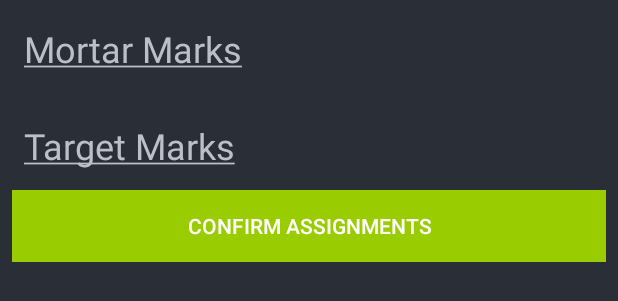
After one commit to lesniakbj/AndroidMortarCalculator, an Android app: the layout assign_points_layout.xml on its own in the app's theme, with its tools: preview values and no code run, on a phone screen of 412 x 824 dp. The commit adds this screen. Shown: the top 301 px of the screen. Run offline under Robolectric (Android 15) with nearby library versions, the phone set to English and light mode, and no system bars; network calls fail.

Commit message:
Added Assignment of Targets
Close to being done at this point, all we have to do is the assignment
of points, and the math for that portion as well.

```diff
--- a/SquadAndroidCalculator/app/src/main/java/com/squadfinder/brend/squadandroidcalculator/activity/MainActivity.java
+++ b/SquadAndroidCalculator/app/src/main/java/com/squadfinder/brend/squadandroidcalculator/activity/MainActivity.java
@@ -18,6 +18,7 @@ import com.android.volley.VolleyError;
 import com.google.gson.Gson;
 import com.google.gson.reflect.TypeToken;
 import com.squadfinder.brend.squadandroidcalculator.R;
+import com.squadfinder.brend.squadandroidcalculator.activity.base.BaseActivity;
 import com.squadfinder.brend.squadandroidcalculator.adapter.SquadMapListViewAdapter;
 import com.squadfinder.brend.squadandroidcalculator.domain.SquadMap;
 import com.squadfinder.brend.squadandroidcalculator.listener.ListViewMapListener;
--- a/SquadAndroidCalculator/app/src/main/java/com/squadfinder/brend/squadandroidcalculator/activity/BaseActivity.java
+++ b/SquadAndroidCalculator/app/src/main/java/com/squadfinder/brend/squadandroidcalculator/activity/base/BaseActivity.java
@@ -1,4 +1,4 @@
-package com.squadfinder.brend.squadandroidcalculator.activity;
+package com.squadfinder.brend.squadandroidcalculator.activity.base;
 
 import android.app.Activity;
 import android.os.Bundle;
--- a/SquadAndroidCalculator/app/src/main/java/com/squadfinder/brend/squadandroidcalculator/activity/MapDetailActivity.java
+++ b/SquadAndroidCalculator/app/src/main/java/com/squadfinder/brend/squadandroidcalculator/activity/map/MapDetailActivity.java
@@ -1,4 +1,4 @@
-package com.squadfinder.brend.squadandroidcalculator.activity;
+package com.squadfinder.brend.squadandroidcalculator.activity.map;
 
 import android.app.Activity;
 import android.content.Intent;
@@ -14,6 +14,8 @@ import android.widget.ScrollView;
 import android.widget.TextView;
 
 import com.squadfinder.brend.squadandroidcalculator.R;
+import com.squadfinder.brend.squadandroidcalculator.activity.points.AssignTargetsActivity;
+import com.squadfinder.brend.squadandroidcalculator.activity.points.EditPointsActivity;
 import com.squadfinder.brend.squadandroidcalculator.application.MortarCalculatorApplication;
 import com.squadfinder.brend.squadandroidcalculator.domain.SquadMap;
 import com.squadfinder.brend.squadandroidcalculator.listener.ImageGestureDetector;
--- a/SquadAndroidCalculator/app/src/main/java/com/squadfinder/brend/squadandroidcalculator/activity/MapDetailEditActivity.java
+++ b/SquadAndroidCalculator/app/src/main/java/com/squadfinder/brend/squadandroidcalculator/activity/map/MapDetailEditActivity.java
@@ -1,8 +1,7 @@
-package com.squadfinder.brend.squadandroidcalculator.activity;
+package com.squadfinder.brend.squadandroidcalculator.activity.map;
 
 import android.app.Activity;
 import android.content.Intent;
-import android.graphics.drawable.Drawable;
 import android.os.Bundle;
 import android.os.Handler;
 import android.util.Log;
@@ -25,7 +24,6 @@ import com.squadfinder.brend.squadandroidcalculator.domain.calc.MarkPoint;
 import com.squadfinder.brend.squadandroidcalculator.listener.ImageGestureDetector;
 import com.squadfinder.brend.squadandroidcalculator.listener.ImageTouchListener;
 import com.squadfinder.brend.squadandroidcalculator.view.OuterHorizontalScrollView;
-import com.squareup.picasso.Picasso;
 
 /**
  * Created by brend on 3/10/2018.
--- a/SquadAndroidCalculator/app/src/main/java/com/squadfinder/brend/squadandroidcalculator/adapter/MarkPointListViewAdapter.java
+++ b/SquadAndroidCalculator/app/src/main/java/com/squadfinder/brend/squadandroidcalculator/adapter/MarkPointListViewAdapter.java
@@ -9,6 +9,7 @@ import android.widget.TextView;
 
 import com.squadfinder.brend.squadandroidcalculator.R;
 import com.squadfinder.brend.squadandroidcalculator.domain.calc.MarkPoint;
+import com.squadfinder.brend.squadandroidcalculator.listener.ListViewMarkPointDragListener;
 
 import java.util.List;
 
@@ -45,6 +46,7 @@ public class MarkPointListViewAdapter extends ArrayAdapter<MarkPoint> {
         viewHolder.getMarkPointCoordinatesTextView().setText(String.format("Image Coordinates: %s", markPoints.get(i).getPointCoordinates().toString()));
         viewHolder.getMarkPointGridTextView().setText(String.format("Grid: %s", "NO GRID YET"));
 
+        rowView.setOnDragListener(new ListViewMarkPointDragListener(context, markPoints.get(i)));
         return rowView;
     }
 
--- a/SquadAndroidCalculator/app/src/main/java/com/squadfinder/brend/squadandroidcalculator/adapter/SquadMapListViewAdapter.java
+++ b/SquadAndroidCalculator/app/src/main/java/com/squadfinder/brend/squadandroidcalculator/adapter/SquadMapListViewAdapter.java
@@ -11,7 +11,6 @@ import android.widget.TextView;
 import com.bumptech.glide.Glide;
 import com.squadfinder.brend.squadandroidcalculator.R;
 import com.squadfinder.brend.squadandroidcalculator.domain.SquadMap;
-import com.squareup.picasso.Picasso;
 
 import java.util.List;
 
--- a/SquadAndroidCalculator/app/src/main/java/com/squadfinder/brend/squadandroidcalculator/listener/ImageGestureDetector.java
+++ b/SquadAndroidCalculator/app/src/main/java/com/squadfinder/brend/squadandroidcalculator/listener/ImageGestureDetector.java
@@ -10,9 +10,8 @@ import android.view.MotionEvent;
 import android.widget.ImageView;
 import android.widget.Toast;
 
-import com.squadfinder.brend.squadandroidcalculator.activity.AssignTargetsActivity;
-import com.squadfinder.brend.squadandroidcalculator.activity.MapDetailActivity;
-import com.squadfinder.brend.squadandroidcalculator.activity.MapDetailEditActivity;
+import com.squadfinder.brend.squadandroidcalculator.activity.map.MapDetailActivity;
+import com.squadfinder.brend.squadandroidcalculator.activity.map.MapDetailEditActivity;
 import com.squadfinder.brend.squadandroidcalculator.application.MortarCalculatorApplication;
 import com.squadfinder.brend.squadandroidcalculator.domain.calc.MarkPoint;
 import com.squadfinder.brend.squadandroidcalculator.domain.enums.PointType;
--- a/SquadAndroidCalculator/app/src/main/java/com/squadfinder/brend/squadandroidcalculator/listener/ListViewMapListener.java
+++ b/SquadAndroidCalculator/app/src/main/java/com/squadfinder/brend/squadandroidcalculator/listener/ListViewMapListener.java
@@ -6,7 +6,7 @@ import android.util.Log;
 import android.view.View;
 import android.widget.AdapterView;
 
-import com.squadfinder.brend.squadandroidcalculator.activity.MapDetailActivity;
+import com.squadfinder.brend.squadandroidcalculator.activity.map.MapDetailActivity;
 import com.squadfinder.brend.squadandroidcalculator.application.MortarCalculatorApplication;
 import com.squadfinder.brend.squadandroidcalculator.domain.SquadMap;
 
--- a/SquadAndroidCalculator/app/src/main/java/com/squadfinder/brend/squadandroidcalculator/listener/ListViewMarkPointListener.java
+++ b/SquadAndroidCalculator/app/src/main/java/com/squadfinder/brend/squadandroidcalculator/listener/ListViewMarkPointListener.java
@@ -6,7 +6,7 @@ import android.util.Log;
 import android.view.View;
 import android.widget.AdapterView;
 
-import com.squadfinder.brend.squadandroidcalculator.activity.MapDetailEditActivity;
+import com.squadfinder.brend.squadandroidcalculator.activity.map.MapDetailEditActivity;
 import com.squadfinder.brend.squadandroidcalculator.application.MortarCalculatorApplication;
 import com.squadfinder.brend.squadandroidcalculator.domain.calc.MarkPoint;
 
--- /dev/null
+++ b/SquadAndroidCalculator/app/src/main/res/layout/assign_points_layout.xml
@@ -0,0 +1,55 @@
+<?xml version="1.0" encoding="utf-8"?>
+<LinearLayout xmlns:android="http://schemas.android.com/apk/res/android"
+    xmlns:app="http://schemas.android.com/apk/res-auto"
+    android:layout_width="match_parent"
+    android:layout_height="match_parent"
+    android:background="@color/colorPrimary"
+    android:orientation="vertical">
+
+    <TextView
+        android:id="@+id/mortarHeader"
+        android:layout_width="wrap_content"
+        android:layout_height="wrap_content"
+        android:layout_marginStart="16dp"
+        android:layout_marginTop="16dp"
+        android:text="@string/str_mortars"
+        android:textAppearance="@style/TextAppearance.AppCompat.Headline"
+        android:textColor="@color/textDark" />
+
+    <com.squadfinder.brend.squadandroidcalculator.view.MaxHeightListView
+        android:id="@+id/mortarMarkListView"
+        android:layout_width="match_parent"
+        android:layout_height="wrap_content"
+        app:layout_constraintEnd_toEndOf="parent" />
+
+    <TextView
+        android:id="@+id/targetHeader"
+        android:layout_width="wrap_content"
+        android:layout_height="wrap_content"
+        android:layout_marginStart="16dp"
+        android:layout_marginTop="32dp"
+        android:text="@string/str_targets"
+        android:textAppearance="@style/TextAppearance.AppCompat.Headline"
+        android:textColor="@color/textDark" />
+
+    <com.squadfinder.brend.squadandroidcalculator.view.MaxHeightListView
+        android:id="@+id/targetMarkListView"
+        android:layout_width="match_parent"
+        android:layout_height="wrap_content" />
+
+    <LinearLayout
+        android:layout_width="match_parent"
+        android:layout_height="wrap_content"
+        android:orientation="horizontal"
+        android:layout_marginTop="5dp"
+        android:padding="8dp">
+        <Button
+            android:id="@+id/confirmAssignButton"
+            style="@style/Widget.AppCompat.Button.Colored"
+            android:layout_width="match_parent"
+            android:layout_height="wrap_content"
+            android:background="@color/colorLightGreen"
+            android:text="@string/str_btn_confirm_assign" />
+    </LinearLayout>
+
+</LinearLayout>
--- a/SquadAndroidCalculator/app/src/main/res/values/strings.xml
+++ b/SquadAndroidCalculator/app/src/main/res/values/strings.xml
@@ -1,25 +1,18 @@
 <resources>
-    <string name="app_name">SquadAndroidCalculator</string>
-
+    <string name="app_name">Squad Mortar Calculator</string>
     <string name="str_welcome">Welcome to Squad Finder\'s Mortar Calculator!</string>
-
     <string name="str_choose_map">Please choose your map below</string>
-
     <string name="str_calc_detail_title">Set mortar parameters using the map</string>
-
     <string name="str_btn_edit_points">Edit Points</string>
     <string name="str_btn_delete_point">Delete Point</string>
     <string name="str_btn_assing_targets">Assign Targets</string>
-
+    <string name="str_btn_confirm_assign">Confirm Assignments</string>
     <string name="str_ok">OK</string>
     <string name="str_loading">Loading…</string>
-
     <string name="str_mortars"><u>Mortar Marks</u></string>
     <string name="str_targets"><u>Target Marks</u></string>
-
     <string name="str_mark_edit_mode_title">Edit Mode</string>
     <string name="str_mark_edit_mode">You are in point edit mode, place your point to continue.</string>
-
     <string name="str_help_title">How to Use</string>
     <string name="str_help">
         Welcome to Squad Finder\'s Mortar Calculator. Usage of this app is fairly simple, allowing
```
Also changed, not shown: SquadAndroidCalculator/app/src/main/AndroidManifest.xml (+4 -4 lines), SquadAndroidCalculator/app/src/main/java/com/squadfinder/brend/squadandroidcalculator/activity/AssignTargetsActivity.java (deleted, +0 -19 lines), SquadAndroidCalculator/app/src/main/java/com/squadfinder/brend/squadandroidcalculator/activity/points/AssignTargetsActivity.java (renamed from SquadAndroidCalculator/app/src/main/java/com/squadfinder/brend/squadandroidcalculator/activity/EditPointsActivity.java, +14 -6 lines), SquadAndroidCalculator/app/src/main/java/com/squadfinder/brend/squadandroidcalculator/activity/points/EditPointsActivity.java (added, +56 -0 lines), SquadAndroidCalculator/app/src/main/java/com/squadfinder/brend/squadandroidcalculator/application/MortarCalculatorApplication.java (+70 -10 lines), SquadAndroidCalculator/app/src/main/java/com/squadfinder/brend/squadandroidcalculator/domain/calc/MarkPoint.java (+4 -12 lines), SquadAndroidCalculator/app/src/main/java/com/squadfinder/brend/squadandroidcalculator/listener/ListViewMarkPointDragListener.java (added, +64 -0 lines), SquadAndroidCalculator/app/src/main/java/com/squadfinder/brend/squadandroidcalculator/listener/ListViewMarkPointLongClickListener.java (added, +36 -0 lines), SquadAndroidCalculator/app/src/main/java/com/squadfinder/brend/squadandroidcalculator/listener/ListViewMarkPointShadowBuilder.java (added, +39 -0 lines).
